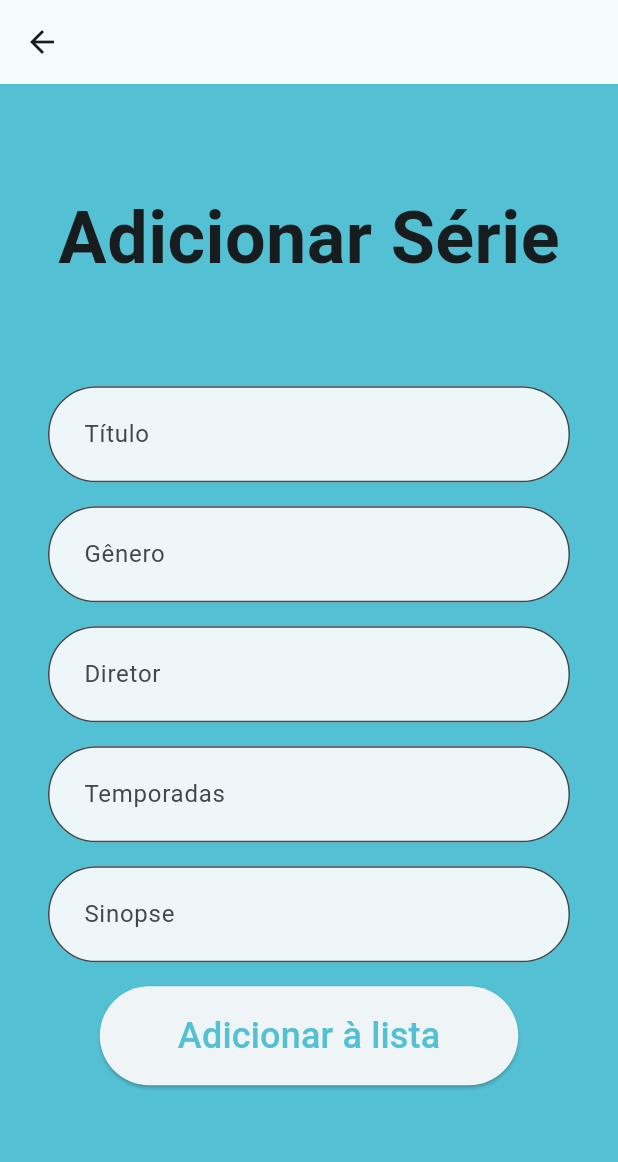
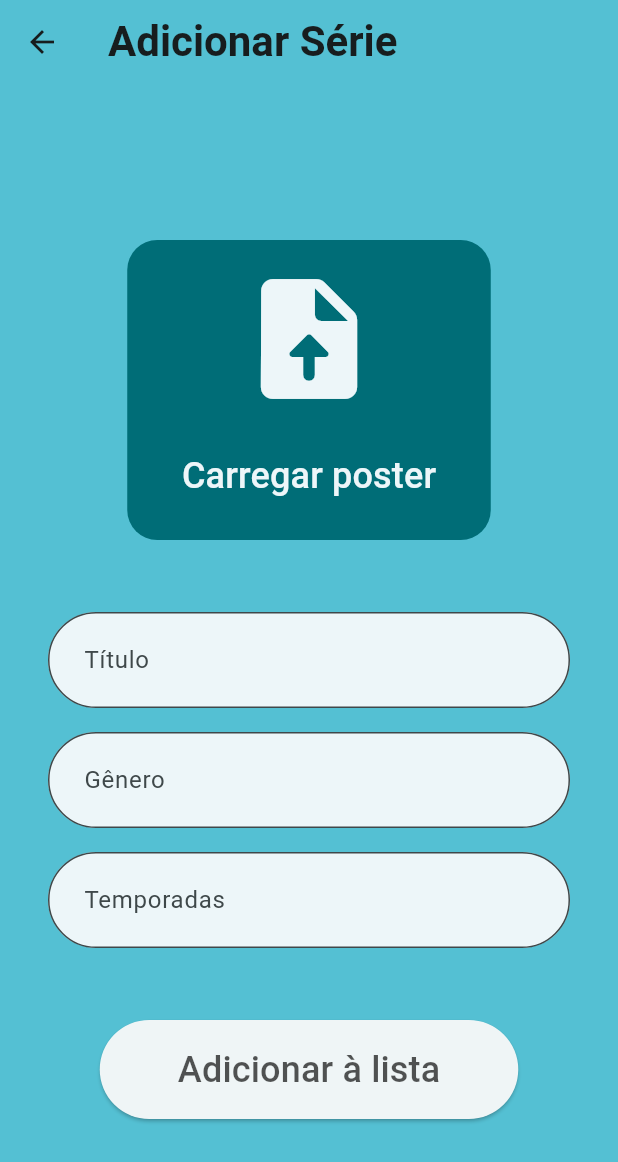
Before and after one commit to priscillamelo/flutter-series-hub, a Flutter app: the screen it shows once a user with an empty profile is signed in, after a tap on the "add" icon, on a phone screen of 412 x 824 dp. Shown: the top 1162 px of the screen. Run offline on Flutter 3.47's test engine with Material 3 defaults, Android fonts, the phone set to English and light mode, and no system bars; our stand-ins replace firebase_auth, firebase_core, flutter_rating_bar, image_picker, sqflite; accounts and stored records are empty; generated files the repository leaves out were written again.

Commit message:
ETAPA CREATE FINALIZADA

```diff
--- a/lib/database/database.dart
+++ b/lib/database/database.dart
@@ -62,6 +62,7 @@ class DB {
   CREATE TABLE ${Serie.kSERIETABLE} (
     ${Serie.kIDSERIECOLUMN} INTEGER PRIMARY KEY AUTOINCREMENT,
     ${Serie.kTITLESERIECOLUMN} TEXT,
+    ${Serie.kCURRENTSEASONSERIECOLUMN} INTEGER,
     ${Serie.kDIRECTORSERIECOLUMN} TEXT,
     ${Serie.kGENRESERIECOLUMN} TEXT,
     ${Serie.kCASTSERIECOLUMN} TEXT,
--- a/lib/interface/pages/home_page.dart
+++ b/lib/interface/pages/home_page.dart
@@ -1,9 +1,10 @@
 import 'package:flutter/material.dart';
+import 'package:flutter_journal_moviesandseries/interface/widgets/assistindo_tab_widget.dart';
+import 'package:flutter_journal_moviesandseries/interface/widgets/assistir_tab_widget.dart';
+import 'package:flutter_journal_moviesandseries/interface/widgets/concluido_tab_widget.dart';
+import 'package:flutter_journal_moviesandseries/services/repository/serie_repository.dart';
 
 // WIDGET
-import '../widgets/assistindo_tab.dart';
-import '../widgets/assistir_tab.dart';
-import '../widgets/concluido_tab.dart';
 import '../widgets/customs/colors.dart';
 
 class HomePage extends StatefulWidget {
@@ -15,6 +16,7 @@ class HomePage extends StatefulWidget {
 
 class _HomePageState extends State<HomePage> with TickerProviderStateMixin {
   late TabController _tabController;
+  final serieRepository = SerieRepository();
 
   @override
   void initState() {
@@ -26,13 +28,12 @@ class _HomePageState extends State<HomePage> with TickerProviderStateMixin {
   Widget build(BuildContext context) {
     return Scaffold(
       appBar: AppBar(
-        backgroundColor: Theme.of(context).colorScheme.primary,
         title: Image.asset(
           'assets/logo_app.png',
           fit: BoxFit.fill,
           height: 80,
+          semanticLabel: "Logo do App - My Journal Digital",
         ),
-        centerTitle: true,
         leading: IconButton(
           onPressed: () {},
           icon: const Icon(Icons.account_circle),
@@ -77,10 +78,10 @@ class _HomePageState extends State<HomePage> with TickerProviderStateMixin {
               splashBorderRadius: BorderRadius.circular(50),
               tabs: const [
                 Tab(
-                  text: 'Estou Assistindo',
+                  text: 'Quero Assistir',
                 ),
                 Tab(
-                  text: 'Quero Assistir',
+                  text: 'Estou Assistindo',
                 ),
                 Tab(
                   text: 'Já Finalizei',
@@ -91,9 +92,9 @@ class _HomePageState extends State<HomePage> with TickerProviderStateMixin {
         ),
       ),
       body: TabBarView(controller: _tabController, children: const [
+        AssistirTabWidget(),
         AssistindoTabWidget(),
-        AssistirTab(),
-        ConcluidoTab()
+        ConcluidoTabWidget()
       ]),
     );
   }
--- a/lib/interface/widgets/customs/colors.dart
+++ b/lib/interface/widgets/customs/colors.dart
@@ -2,7 +2,7 @@ import 'package:flutter/material.dart';
 
 class ColorsTheme {
   static const Color bgTela = Color.fromRGBO(84, 192, 211, 30);
-  static const Color fontText = Color.fromRGBO(0, 0, 0, 1);
+  static const Color fontText = Color.fromRGBO(0, 0, 0, 0.671);
   static const Color bgInput = Color.fromRGBO(237, 246, 249, 30);
   static const Color bgTabSelected = Color.fromRGBO(0, 109, 119, 1);
   static const Color bgInputDetails = Color.fromRGBO(226, 149, 120, 1);
--- a/lib/interface/widgets/customs/snackbar_widget.dart
+++ b/lib/interface/widgets/customs/snackbar_widget.dart
@@ -15,7 +15,7 @@ showSnackBar({
     ),
     showCloseIcon: true,
     action: SnackBarAction(
-        label: "Ok",
+        label: "Fechar",
         textColor: Colors.white,
         onPressed: () {
           ScaffoldMessenger.of(context).removeCurrentSnackBar();
--- a/lib/interface/widgets/customs/text_form_dados_widget.dart
+++ b/lib/interface/widgets/customs/text_form_dados_widget.dart
@@ -1,14 +1,13 @@
 import 'package:flutter/material.dart';
-import './colors.dart';
 
 class DadosFormFieldWidget extends StatelessWidget {
   final TextEditingController controller;
-  final TextInputType? keyboardType;
+  final TextInputType keyboardType;
   final String label;
   const DadosFormFieldWidget({
     super.key,
     required this.controller,
-    this.keyboardType,
+    required this.keyboardType,
     required this.label,
   });
 
@@ -21,30 +20,29 @@ class DadosFormFieldWidget extends StatelessWidget {
       minLines: 1,
       maxLines: label == "Sinopse" ? 5 : 1,
       decoration: InputDecoration(
-        labelText: label,
-        filled: true,
-        fillColor: ColorsTheme.bgInput,
-        contentPadding: const EdgeInsets.all(20),
-        border: const OutlineInputBorder(
-          borderRadius: BorderRadius.all(
-            Radius.circular(50),
-          ),
-        ),
+        hintText: label,
       ),
     );
   }
 
   String? _validatorField(String? value) {
-    if (label == "Título" || keyboardType == TextInputType.number) {
+    if (label == "Título") {
       if (value == null || value.isEmpty) {
         return "O campo não pode ser vazio";
       }
-      if (keyboardType == TextInputType.number &&
-          label != 'Temporadas' &&
-          int.parse(controller.value.text) < 1870) {
-        return "Ano de lançamento inválido!";
+    }
+    /* if (keyboardType == TextInputType.number) {
+      if (!label.contains("Temporada") && (value == null || value.isEmpty)) {
+        return "O campo não pode ser vazio";
+      } else if (!label.contains("Temporada") &&
+          int.parse(controller.text) < 1870) {
+        return "Ano inválido!";
       }
-    }
+    } else if (label.contains("Temporada") &&
+        (controller.text.isEmpty || value == null)) {
+      controller.text = "1";
+      return null;
+    } */
     return null;
   }
 }
--- a/lib/interface/widgets/customs/text_form_login_widgets.dart
+++ b/lib/interface/widgets/customs/text_form_login_widgets.dart
@@ -1,5 +1,4 @@
 import 'package:flutter/material.dart';
-import 'colors.dart';
 
 class LoginFormFieldWidget extends StatelessWidget {
   final TextEditingController controller;
@@ -18,20 +17,11 @@ class LoginFormFieldWidget extends StatelessWidget {
       keyboardType: keyboardType,
       validator: _validatorField,
       obscureText: label.toLowerCase().contains('senha') ? true : false,
-      style: const TextStyle(fontSize: 20),
       decoration: InputDecoration(
-        filled: true,
-        fillColor: ColorsTheme.bgInput,
-        contentPadding: const EdgeInsets.all(20),
-        labelText: label,
+        hintText: label,
         helperText: label.toLowerCase().contains('senha')
             ? "Mínimo 6 caractereres"
             : null,
-        border: const OutlineInputBorder(
-          borderRadius: BorderRadius.all(
-            Radius.circular(50),
-          ),
-        ),
       ),
     );
   }
--- /dev/null
+++ b/lib/interface/widgets/customs/theme_data.dart
@@ -0,0 +1,41 @@
+import 'package:flutter/material.dart';
+import 'package:flutter_journal_moviesandseries/interface/widgets/customs/colors.dart';
+
+final ThemeData themeData = ThemeData(
+  colorScheme: ColorScheme.fromSeed(
+    seedColor: ColorsTheme.bgTela,
+    surface: ColorsTheme.bgTela,
+    primary: ColorsTheme.fontText,
+    onPrimary: ColorsTheme.bgInput,
+  ),
+  appBarTheme: const AppBarTheme(
+    backgroundColor: ColorsTheme.bgTela,
+  ),
+  inputDecorationTheme: const InputDecorationTheme(
+    filled: true,
+    fillColor: ColorsTheme.bgInput,
+    focusedBorder: OutlineInputBorder(
+        borderRadius: BorderRadius.all(
+          Radius.circular(50),
+        ),
+        borderSide: BorderSide(color: ColorsTheme.bgTela)),
+    border: OutlineInputBorder(
+      borderRadius: BorderRadius.all(
+        Radius.circular(50),
+      ),
+    ),
+    hintStyle: TextStyle(fontSize: 16, fontWeight: FontWeight.normal),
+    contentPadding: EdgeInsets.all(20),
+  ),
+  /* outlinedButtonTheme: const OutlinedButtonThemeData(
+          style: ButtonStyle(
+            shape: WidgetStatePropertyAll(RoundedRectangleBorder(
+                side: BorderSide(
+                    color: ColorsTheme.bgTela, style: BorderStyle.solid))),
+          ),
+        ), */
+  /* scaffoldBackgroundColor: ColorsTheme.bgTela,
+        colorScheme: ColorScheme.fromSeed(
+            seedColor: ColorsTheme.bgTela, primary: ColorsTheme.bgTela), */
+  useMaterial3: true,
+);
--- a/lib/interface/widgets/floating_button_widget.dart
+++ b/lib/interface/widgets/floating_button_widget.dart
@@ -1,7 +1,5 @@
 import 'package:flutter/material.dart';
-import 'package:flutter_journal_moviesandseries/interface/widgets/alert_dialog.dart';
 import 'package:flutter_journal_moviesandseries/interface/widgets/customs/colors.dart';
-import 'package:flutter_journal_moviesandseries/models/abas/assistindo.dart';
 import 'package:flutter_journal_moviesandseries/routes/pages_routes.dart';
 
 class FloatingButtonWidgetLarge extends StatelessWidget {
@@ -21,7 +19,9 @@ class FloatingButtonWidgetLarge extends StatelessWidget {
       shape: RoundedRectangleBorder(borderRadius: BorderRadius.circular(50)),
       heroTag: heroTagName,
       onPressed: () {
-        if (nameTab == Assistindo.aba) {
+        Navigator.pushNamed(context, PagesRoutes.kADD_MOVIE_SERIE,
+            arguments: {'nameTab': nameTab, 'typeData': 'Série'});
+        /* if (nameTab == Assistindo.aba) {
           Navigator.pushNamed(context, PagesRoutes.kADD_MOVIE_SERIE,
               arguments: {'nameTab': nameTab, 'typeData': 'Série'});
         } else {
@@ -33,7 +33,7 @@ class FloatingButtonWidgetLarge extends StatelessWidget {
               );
             },
           );
-        }
+        } */
       },
       child: const Icon(
         Icons.add,
@@ -61,7 +61,9 @@ class FloatingButtonWidgetSmall extends StatelessWidget {
       shape: RoundedRectangleBorder(borderRadius: BorderRadius.circular(50)),
       heroTag: heroTagName,
       onPressed: () {
-        if (nameTab == Assistindo.aba) {
+        Navigator.pushNamed(context, PagesRoutes.kADD_MOVIE_SERIE,
+            arguments: {'nameTab': nameTab, 'typeData': 'Série'});
+        /* if (nameTab == Assistindo.aba) {
           Navigator.pushNamed(context, PagesRoutes.kADD_MOVIE_SERIE,
               arguments: {'nameTab': nameTab, 'typeData': 'Série'});
         } else {
@@ -73,7 +75,7 @@ class FloatingButtonWidgetSmall extends StatelessWidget {
               );
             },
           );
-        }
+        } */
       },
       child: const Icon(
         Icons.add,
--- a/lib/interface/widgets/form_serie_widget.dart
+++ b/lib/interface/widgets/form_serie_widget.dart
@@ -1,8 +1,10 @@
 import 'package:flutter/material.dart';
-import 'package:flutter_journal_moviesandseries/interface/widgets/customs/snackbar_widget.dart';
+import 'package:flutter_journal_moviesandseries/interface/widgets/customs/colors.dart';
 import 'package:flutter_journal_moviesandseries/interface/widgets/customs/text_form_dados_widget.dart';
+import 'package:flutter_journal_moviesandseries/models/abas/assistindo.dart';
 import 'package:flutter_journal_moviesandseries/models/serie.dart';
 import 'package:flutter_journal_moviesandseries/services/repository/serie_repository.dart';
+import 'package:image_picker/image_picker.dart';
 import 'package:provider/provider.dart';
 
 class FormSerieWidget extends StatefulWidget {
@@ -19,58 +21,135 @@ class _FormSerieWidgetState extends State<FormSerieWidget> {
 
   final _formKey = GlobalKey<FormState>();
   final tituloController = TextEditingController();
+  final temporadaAtualController = TextEditingController();
+  final diretorController = TextEditingController();
   final generoController = TextEditingController();
-  final diretorController = TextEditingController();
+  final elencoController = TextEditingController();
+  final anoLancamentoController = TextEditingController();
+  final anoFinalizadaController = TextEditingController();
+  final streamingController = TextEditingController();
+  final sinopseController = TextEditingController();
+  final avaliacaoController = TextEditingController();
   final temporadasController = TextEditingController();
-  final sinopseController = TextEditingController();
+  final dataFinalizadaController = TextEditingController();
+  String? posterPath;
+
+  selectedImage() async {
+    final ImagePicker imagePicker = ImagePicker();
+
+    try {
+      XFile? file = await imagePicker.pickImage(source: ImageSource.gallery);
+      if (file != null) {
+        setState(() {
+          posterPath = file.path;
+        });
+      }
+    } catch (e) {
+      debugPrint(e.toString());
+    }
+  }
 
   @override
   Widget build(BuildContext context) {
     serieRepository = Provider.of<SerieRepository>(context);
     return Scaffold(
-      appBar: AppBar(),
-      body: Center(
-        child: SingleChildScrollView(
-          child: Column(children: [
-            const Text(
+      appBar: AppBar(
+        title: const Text(
           'Adicionar Série',
           style: TextStyle(
-                fontSize: 48,
+            fontSize: 28,
             fontWeight: FontWeight.bold,
           ),
         ),
-            const SizedBox(
-              height: 64,
       ),
-            SizedBox(
+      body: SingleChildScrollView(
+        child: Column(children: [
+          Container(
+            padding: const EdgeInsets.symmetric(horizontal: 32, vertical: 32),
+            margin: const EdgeInsets.only(top: 56),
             width: MediaQuery.of(context).size.width,
-              child: Padding(
-                padding: const EdgeInsets.symmetric(horizontal: 32),
             child: Form(
               key: _formKey,
               child: Column(
                 children: [
+                  SizedBox(
+                    width: MediaQuery.of(context).size.width / 1.7,
+                    child: Container(
+                      margin: const EdgeInsets.symmetric(vertical: 16),
+                      width: 100,
+                      height: 200,
+                      decoration: const BoxDecoration(
+                        color: ColorsTheme.bgTabSelected,
+                        borderRadius: BorderRadius.all(
+                          Radius.circular(20),
+                        ),
+                      ),
+                      child: Column(
+                        crossAxisAlignment: CrossAxisAlignment.center,
+                        mainAxisAlignment: MainAxisAlignment.spaceEvenly,
+                        children: [
+                          const Icon(
+                            Icons.upload_file_rounded,
+                            size: 96,
+                            color: ColorsTheme.bgInput,
+                          ),
+                          TextButton(
+                            onPressed: () => selectedImage(),
+                            child: const Text(
+                              "Carregar poster",
+                              style: TextStyle(
+                                  fontSize: 24, color: ColorsTheme.bgInput),
+                            ),
+                          ),
+                        ],
+                      ),
+                    ),
+                  ),
+                  const SizedBox(
+                    height: 32,
+                  ),
                   DadosFormFieldWidget(
                     label: 'Título',
                     controller: tituloController,
+                    keyboardType: TextInputType.text,
                   ),
                   const SizedBox(
                     height: 16,
                   ),
+                  if (widget.categoriaPertencente == Assistindo.aba)
+                    DadosFormFieldWidget(
+                      label: 'Temporada Atual',
+                      controller: temporadaAtualController,
+                      keyboardType: TextInputType.number,
+                    ),
+                  if (widget.categoriaPertencente == Assistindo.aba)
+                    const SizedBox(
+                      height: 16,
+                    ),
+                  /* DadosFormFieldWidget(
+                    label: 'Ano de Lançamento',
+                    controller: anoLancamentoController,
+                    keyboardType: TextInputType.number,
+                  ),
+                  const SizedBox(
+                    height: 16,
+                  ), */
                   DadosFormFieldWidget(
                     label: 'Gênero',
                     controller: generoController,
+                    keyboardType: TextInputType.text,
                   ),
                   const SizedBox(
                     height: 16,
                   ),
-                      DadosFormFieldWidget(
+                  /* DadosFormFieldWidget(
                     label: 'Diretor',
                     controller: diretorController,
+                    keyboardType: TextInputType.text,
                   ),
                   const SizedBox(
                     height: 16,
-                      ),
+                  ), */
                   DadosFormFieldWidget(
                     label: 'Temporadas',
                     controller: temporadasController,
@@ -79,16 +158,15 @@ class _FormSerieWidgetState extends State<FormSerieWidget> {
                   const SizedBox(
                     height: 16,
                   ),
-                      DadosFormFieldWidget(
+                  /* DadosFormFieldWidget(
                     label: 'Sinopse',
                     controller: sinopseController,
                     keyboardType: TextInputType.multiline,
                   ),
                   const SizedBox(
                     height: 16,
-                      ),
+                  ), */
                 ],
-                  ),
               ),
             ),
           ),
@@ -96,24 +174,15 @@ class _FormSerieWidgetState extends State<FormSerieWidget> {
             onPressed: () {
               if (_formKey.currentState!.validate()) {
                 Serie serie = Serie(
-                    tituloController.text,
-                    int.parse(temporadasController.text),
+                  poster: posterPath,
+                  titulo: tituloController.text,
+                  genero: generoController.text,
+                  //anoLancamento: int.parse(anoLancamentoController.text),
                   categoriaPertencente: widget.categoriaPertencente,
+                  temporadas: int.parse(temporadasController.text = "1"),
                 );
-                  debugPrint(serie.categoriaPertencente);
                 serieRepository.addSerie(serie);
 
-                  //TODO: CRIAR COMPONENTE DE SNACKBAR
-                  showSnackBar(
-                      context: context,
-                      text: "${serie.titulo} adicionado com sucesso",
-                      isError: false);
-                  /* ScaffoldMessenger.of(context).showSnackBar(
-
-                    SnackBar(
-                      content: Text("${serie.titulo} adicionado no banco"),
-                    ),
-                  ); */
                 Navigator.pop(context);
               }
             },
@@ -139,7 +208,6 @@ class _FormSerieWidgetState extends State<FormSerieWidget> {
           ),
         ]),
       ),
-      ),
     );
   }
 }
--- a/lib/interface/widgets/form_update_data_widget.dart
+++ b/lib/interface/widgets/form_update_data_widget.dart
@@ -6,8 +6,6 @@ import '../../models/abas/tab_types.dart';
 import '../../models/filme.dart';
 // SERVICE
 import '../../services/repository/filme_repository.dart';
-// WIDGETS
-import 'customs/text_form_dados_widget.dart';
 
 class FormUpdateDataWidget extends StatefulWidget {
   final String categoriaPertencente;
@@ -76,7 +74,7 @@ class _FormUpdateDataWidget extends State<FormUpdateDataWidget> {
                             key: _formKey,
                             child: Column(
                               children: [
-                                DadosFormFieldWidget(
+                                /* DadosFormFieldWidget(
                                   label: 'Título',
                                   controller: tituloController,
                                 ),
@@ -109,7 +107,7 @@ class _FormUpdateDataWidget extends State<FormUpdateDataWidget> {
                                   label: 'Sinopse',
                                   controller: sinopseController,
                                   keyboardType: TextInputType.multiline,
-                                ),
+                                ), */
                                 const SizedBox(
                                   height: 16,
                                 ),
--- a/lib/interface/widgets/rich_text_widget.dart
+++ b/lib/interface/widgets/rich_text_widget.dart
@@ -6,7 +6,7 @@ class RichTextWidget extends StatelessWidget {
   final String propertie;
   final String? propertieValue;
   const RichTextWidget(
-      {super.key, required this.propertie, this.propertieValue = " "});
+      {super.key, required this.propertie, this.propertieValue});
 
   @override
   Widget build(BuildContext context) {
--- a/lib/main.dart
+++ b/lib/main.dart
@@ -1,23 +1,23 @@
+import 'package:firebase_core/firebase_core.dart';
 import 'package:flutter/material.dart';
+import 'package:flutter_journal_moviesandseries/interface/widgets/customs/theme_data.dart';
 import 'package:flutter_journal_moviesandseries/services/repository/serie_repository.dart';
+// PROVIDER
+import 'package:provider/provider.dart';
+
 // FIREBASE
 import 'firebase_options.dart';
-import 'package:firebase_core/firebase_core.dart';
-// PROVIDER
-import 'package:provider/provider.dart';
-// ROUTES
-import 'routes/pages_routes.dart';
-import 'routes/user_route.dart';
-// SERVICE
-import 'services/repository/filme_repository.dart';
 // INTERFACE - UI
 import 'interface/pages/add_data_page.dart';
 import 'interface/pages/criar_conta_page.dart';
 import 'interface/pages/home_page.dart';
 import 'interface/pages/login_page.dart';
 import 'interface/pages/update_data_page.dart';
-// VALUES
-import 'interface/widgets/customs/colors.dart';
+// ROUTES
+import 'routes/pages_routes.dart';
+import 'routes/user_route.dart';
+// SERVICE
+import 'services/repository/filme_repository.dart';
 
 void main() async {
   WidgetsFlutterBinding.ensureInitialized();
@@ -46,12 +46,7 @@ class MyApp extends StatelessWidget {
     return MaterialApp(
       debugShowCheckedModeBanner: false,
       title: 'Flutter Projetos Aplicados I',
-      theme: ThemeData(
-        scaffoldBackgroundColor: ColorsTheme.bgTela,
-        colorScheme: ColorScheme.fromSeed(
-            seedColor: ColorsTheme.bgTela, primary: ColorsTheme.bgTela),
-        useMaterial3: true,
-      ),
+      theme: themeData,
       routes: {
         PagesRoutes.kLOGIN_PAGE: (context) => const LoginPage(),
         PagesRoutes.kCREATE_ACCOUNT: (context) => const CriarContaPage(),
--- a/lib/models/serie.dart
+++ b/lib/models/serie.dart
@@ -2,6 +2,7 @@ class Serie {
   static const String kSERIETABLE = 'serie_table';
   static const String kIDSERIECOLUMN = 'idColumnSerie';
   static const String kTITLESERIECOLUMN = 'titleColumnSerie';
+  static const String kCURRENTSEASONSERIECOLUMN = 'currentSeasonColumnSerie';
   static const String kDIRECTORSERIECOLUMN = 'directorColumnSerie';
   static const String kGENRESERIECOLUMN = 'genreColumnSerie';
   static const String kCASTSERIECOLUMN = 'castColumnSerie';
@@ -16,21 +17,29 @@ class Serie {
   static const String kTABNAMESERIECOLUMN = 'tabNameColumnSerie';
 
   int id = 0;
-  String titulo = "";
-  late int anoLancamento;
-  int? anoFinalizada;
-  int temporadas = 1;
+  late String titulo;
+  late int temporadaAtual = 1;
   String? diretor;
   String? genero;
   String? elenco;
+  late int? anoLancamento;
+  int? anoFinalizada;
   String? streaming;
   String? sinopse;
   String? poster;
-  double avaliacao = 0;
+  double avaliacao = 0.0;
+  late int temporadas;
   DateTime? dataFinalizada;
   late String categoriaPertencente;
 
-  Serie(this.titulo, this.anoLancamento, {required this.categoriaPertencente});
+  Serie({
+    this.poster,
+    this.genero,
+    this.anoLancamento,
+    this.temporadas = 1,
+    required this.titulo,
+    required this.categoriaPertencente,
+  });
 
 /*   var dataEspecifica = DateTime(2024, 4, 15);
   print("Data específica: $dataEspecifica"); */
@@ -38,20 +47,36 @@ class Serie {
   Serie.fromMap(Map map) {
     id = map[kIDSERIECOLUMN];
     titulo = map[kTITLESERIECOLUMN];
+    temporadaAtual = map[kCURRENTSEASONSERIECOLUMN];
     diretor = map[kDIRECTORSERIECOLUMN];
+    genero = map[kGENRESERIECOLUMN];
+    elenco = map[kCASTSERIECOLUMN];
     anoLancamento = map[kRELEASEYEARSERIECOLUMN];
-    genero = map[kGENRESERIECOLUMN];
+    anoFinalizada = map[kCOMPLETEDYEARSERIECOLUMN];
+    streaming = map[kSTREAMINGSERIECOLUMN];
+    sinopse = map[kSYNOPSISSERIECOLUMN];
+    poster = map[kPOSTERSERIECOLUMN];
     avaliacao = map[kRATINGSERIECOLUMN] ?? 0;
+    temporadas = map[kSEASONSSERIECOLUMN] ?? 1;
+    dataFinalizada = map[kFINISHDATESERIECOLUMN];
     categoriaPertencente = map[kTABNAMESERIECOLUMN] ?? "";
   }
 
   Map<String, dynamic> toMap() {
     return {
       kTITLESERIECOLUMN: titulo,
+      kCURRENTSEASONSERIECOLUMN: temporadaAtual,
       kDIRECTORSERIECOLUMN: diretor,
+      kGENRESERIECOLUMN: genero,
+      kCASTSERIECOLUMN: elenco,
       kRELEASEYEARSERIECOLUMN: anoLancamento,
-      kGENRESERIECOLUMN: genero,
+      kCOMPLETEDYEARSERIECOLUMN: anoFinalizada,
+      kSTREAMINGSERIECOLUMN: streaming,
+      kSYNOPSISSERIECOLUMN: sinopse,
+      kPOSTERSERIECOLUMN: poster,
       kRATINGSERIECOLUMN: avaliacao,
+      kSEASONSSERIECOLUMN: temporadas,
+      kFINISHDATESERIECOLUMN: dataFinalizada,
       kTABNAMESERIECOLUMN: categoriaPertencente,
     };
   }
--- a/lib/services/repository/serie_repository.dart
+++ b/lib/services/repository/serie_repository.dart
@@ -7,6 +7,7 @@ class SerieRepository extends ChangeNotifier {
   CREATE TABLE ${Serie.kSERIETABLE}(
     ${Serie.kIDSERIECOLUMN} INTEGER PRIMARY KEY AUTOINCREMENT,
     ${Serie.kTITLESERIECOLUMN} TEXT,
+    ${Serie.kCURRENTSEASONSERIECOLUMN} INTEGER,
     ${Serie.kDIRECTORSERIECOLUMN} TEXT,
     ${Serie.kGENRESERIECOLUMN} TEXT,
     ${Serie.kCASTSERIECOLUMN} TEXT,
@@ -45,6 +46,8 @@ class SerieRepository extends ChangeNotifier {
 
   Future<void> addSerie(Serie serie) async {
     serieHelper.addSerie(serie);
+
+    notifyListeners();
   }
 
   Future<void> updateSerie(Serie serie) async {
--- a/pubspec.yaml
+++ b/pubspec.yaml
@@ -43,6 +43,7 @@ dependencies:
   provider: ^6.1.2
   path_provider: ^2.1.3
   flutter_rating_bar: ^4.0.1
+  image_picker: ^1.1.2
 
 dev_dependencies:
   floor_generator: ^1.4.2
```
Also changed, not shown: lib/interface/widgets/assistindo_tab_widget.dart (renamed from lib/interface/widgets/assistindo_tab.dart, +5 -7 lines), lib/interface/widgets/assistir_tab_widget.dart (renamed from lib/interface/widgets/assistir_tab.dart, +4 -4 lines), lib/interface/widgets/concluido_tab_widget.dart (renamed from lib/interface/widgets/concluido_tab.dart, +4 -4 lines), lib/interface/widgets/form_movie_widget.dart (+3 -4 lines), lib/interface/widgets/item_serie_widget.dart (+23 -16 lines), pubspec.lock. Lines whose indentation alone changed are shown as unchanged.
